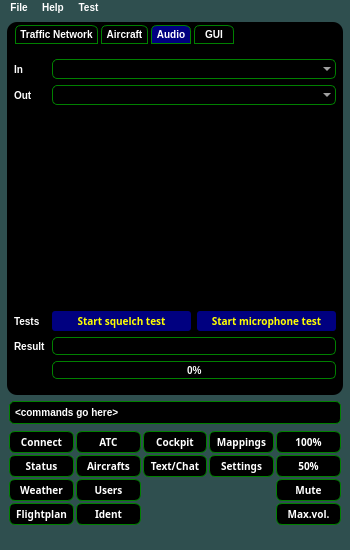
First picture: the form in samples/blackgui/mainwindow.ui, repository swift-project/pilotclient, before the edit.
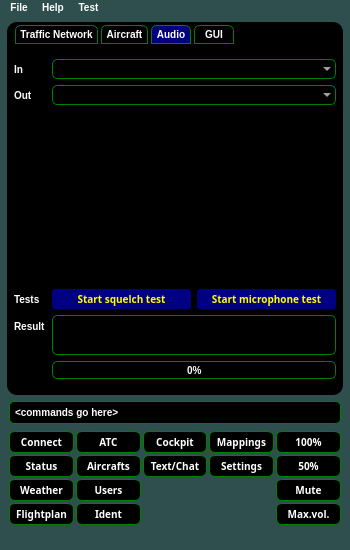
Second picture: the form after the edit. The open tabs and pages were chosen to show the change. Icons and pictures are not drawn.

Commit message: fixes #123 by displaying the Audio test in the GUI * added methods to get results in context * added signal to indicate audio test completed * updated GUI to display results * changed test run methods to non-const to be consistent with voice lib * Logic in GUI to avoid parallel / interfering tests * Fixed wrong Q_ASSERT message and QTimer::singleShot in voice_vatlib.cpp

Diff of the .ui file:
```diff
--- a/samples/blackgui/mainwindow.ui
+++ b/samples/blackgui/mainwindow.ui
@@ -2230,13 +2230,6 @@
                    </property>
                   </widget>
                  </item>
-                 <item row="5" column="1">
-                  <widget class="QLineEdit" name="le_SettingsAudioTestActionAndResult">
-                   <property name="readOnly">
-                    <bool>true</bool>
-                   </property>
-                  </widget>
-                 </item>
                  <item row="6" column="1">
                   <widget class="QProgressBar" name="prb_SettingsAudioTestProgress">
                    <property name="value">
@@ -2244,6 +2237,19 @@
                    </property>
                   </widget>
                  </item>
+                 <item row="5" column="1">
+                  <widget class="QPlainTextEdit" name="pte_SettingsAudioTestActionAndResult">
+                   <property name="maximumSize">
+                    <size>
+                     <width>16777215</width>
+                     <height>40</height>
+                    </size>
+                   </property>
+                   <property name="readOnly">
+                    <bool>true</bool>
+                   </property>
+                  </widget>
+                 </item>
                 </layout>
                </item>
               </layout>
```
Left out of the diff: 2 changed lines with no effect on the pictures. The commit also changes 9 other files.
